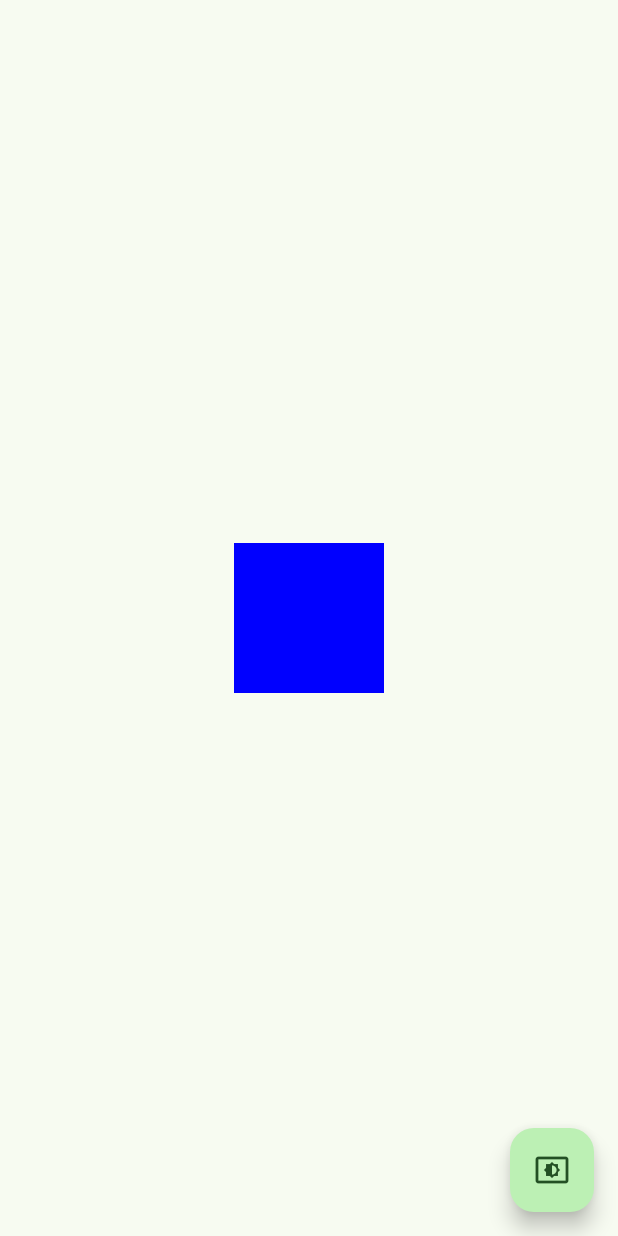
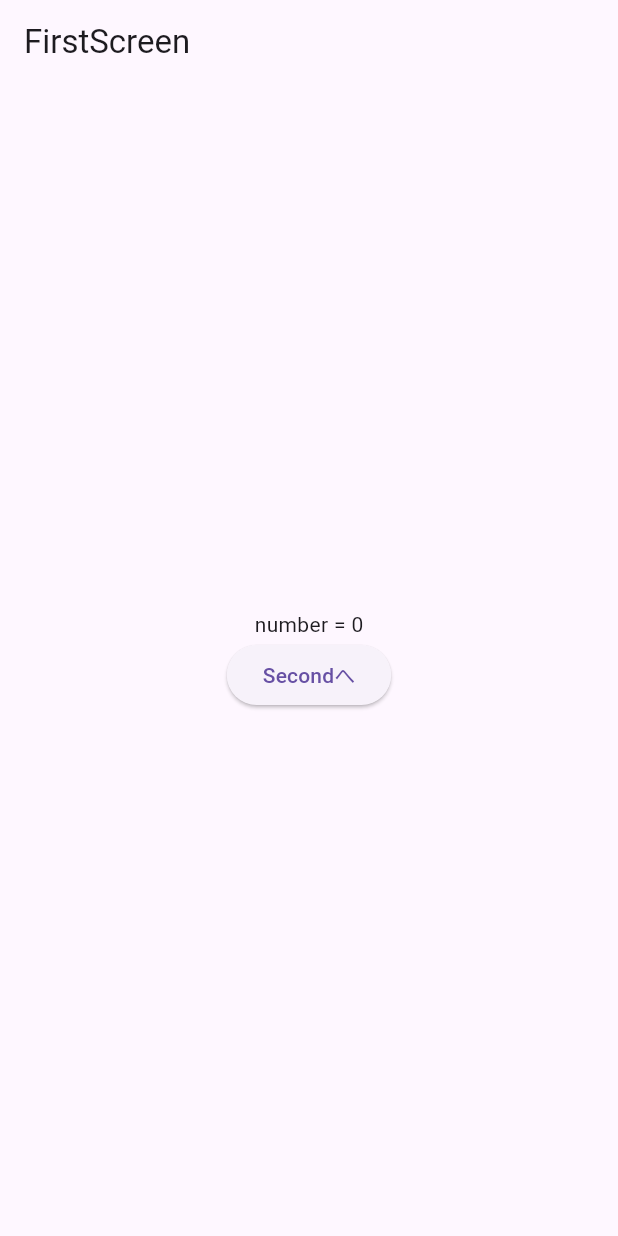
Before and after one commit to wagochan005/mobile_app_practice, a Flutter app: the screen it shows after launch, on a phone screen of 412 x 824 dp. Run offline on Flutter 3.47's test engine with Material 3 defaults, Android fonts, the phone set to English and light mode, and no system bars; our stand-ins replace flutter_svg, image_picker, vector_graphics; generated files the repository leaves out were written again.

Commit message:
practice part5 increment

```diff
--- a/template_project/lib/main.dart
+++ b/template_project/lib/main.dart
@@ -1,86 +1,169 @@
 import 'package:flutter/material.dart';
 
-class MyTheme extends ThemeExtension<MyTheme> {
-  const MyTheme({
-    required this.themeColor,
-  });
+// class MyTheme extends ThemeExtension<MyTheme> {
+//   const MyTheme({
+//     required this.themeColor,
+//   });
+//
+//   final Color? themeColor;
+//
+//   @override
+//   MyTheme copyWith({Color? themeColor}) { // 任意のフィールドを変更したコピーをインスタンス化するメソッド
+//     return MyTheme(
+//       themeColor: themeColor ?? this.themeColor,
+//     );
+//   }
+//
+//   @override
+//   MyTheme lerp(MyTheme? other, double t) { // テーマの変化を線型補完するメソッド(テーマ変更時にアニメーション処理される)
+//     if (other is! MyTheme) {
+//       return this;
+//     }
+//     return MyTheme(
+//       themeColor: Color.lerp(themeColor, other.themeColor, t),
+//     );
+//   }
+// }
 
-  final Color? themeColor;
+void main() {
+  runApp(const MaterialApp(
+    home: FirstScreen(),
+  ));
+}
+
+// アプリ起動時に表示されるFirstScreenメソッド
+class FirstScreen extends StatefulWidget {
+  const FirstScreen({super.key});
 
   @override
-  MyTheme copyWith({Color? themeColor}) { // 任意のフィールドを変更したコピーをインスタンス化するメソッド
-    return MyTheme(
-      themeColor: themeColor ?? this.themeColor,
-    );
-  }
+  State<StatefulWidget> createState() => _FirstScreenState();
+}
+
+class _FirstScreenState extends State<FirstScreen> {
+  int _number = 0;
 
   @override
-  MyTheme lerp(MyTheme? other, double t) { // テーマの変化を線型補完するメソッド(テーマ変更時にアニメーション処理される)
-    if (other is! MyTheme) {
-      return this;
-    }
-    return MyTheme(
-      themeColor: Color.lerp(themeColor, other.themeColor, t),
-    );
-  }
-}
-
-void main() {
-  runApp(const MyApp());
-}
-
-class MyApp extends StatefulWidget {
-  const MyApp({super.key});
-
-  @override
-  State<StatefulWidget> createState() => _MyAppState();
-}
-
-class _MyAppState extends State<MyApp> {
-  bool _isDarkMode = false;
-
-  void _toggleDarkMode() {
-    setState(() {
-      _isDarkMode = !_isDarkMode;
-    });
-  }
-  @override
   Widget build(BuildContext context) {
-    return MaterialApp(
-      title: 'Flutter Demo',
-      theme: ThemeData(
-        colorSchemeSeed: Colors.green,
-        extensions: const [MyTheme(themeColor: Color(0xFF0000FF))],
+    return Scaffold(
+      appBar: AppBar(
+        title: const Text('FirstScreen'),
       ),
-      darkTheme: ThemeData(
-        colorSchemeSeed: Colors.deepPurple,
-        brightness: Brightness.dark,
-        extensions: const [MyTheme(themeColor: Color(0xFFFF0000))],
-      ),
-      themeMode: _isDarkMode ? ThemeMode.dark : ThemeMode.light,
-      home: Scaffold(
-        body: const Center(
-          child: ThemedWidget(),
-        ),
-        floatingActionButton: FloatingActionButton(
-            onPressed: () {
-              _toggleDarkMode();
-            },
-          child: const Icon(Icons.settings_brightness),
+      body: Center(
+        child: Column(
+          mainAxisAlignment: MainAxisAlignment.center,
+          children: [
+            Text(
+              'number = $_number',
+            ),
+            ElevatedButton(
+                onPressed: () async {
+                  final newNumber = await Navigator.of(context).push<int>(
+                    MaterialPageRoute(
+                        builder: (_) =>  SecondScreen(number: _number),
+                    ),
+                  );
+                  setState(() {
+                    if (newNumber != null) {
+                      _number = newNumber;
+                    }
+                  });
+                },
+                child: const Text('Secondへ'),
+            ),
+          ],
         ),
       ),
     );
   }
 }
 
-class ThemedWidget extends StatelessWidget {
-  const ThemedWidget({super.key});
+// 画面遷移先として用意したSecondScreenウィジェット
+class SecondScreen extends StatelessWidget {
+  const SecondScreen({super.key, required this.number});
+
+  final int number;
 
   @override
-  Widget build(BuildContext context){
-    final themeData = Theme.of(context); // ofメソッドを使ってThemeDataクラスのインスタンスを取得する
-    final myTheme = themeData.extension<MyTheme>()!; // extensionメソッドを使ってMyThemeクラスのインスタンスを取得する
-    final color = myTheme.themeColor;
-    return Container(width: 100, height: 100, color: color);
+  Widget build(BuildContext context) {
+    return Scaffold(
+      appBar: AppBar(
+        title: const Text('IncrementScreen'),
+      ),
+      body: Center(
+        child: Column(
+          mainAxisAlignment: MainAxisAlignment.center,
+          children: [
+            ElevatedButton(
+              child: const Text('Increment'),
+              onPressed: () {
+                Navigator.of(context).pop(number + 1);
+              },
+            ),
+            ElevatedButton(
+              child: const Text('Decrement'),
+              onPressed: () {
+                Navigator.of(context).pop(number - 1);
+              },
+            ),
+          ],
+        ),
+      ),
+    );
   }
 }
+//
+// class MyApp extends StatefulWidget {
+//   const MyApp({super.key});
+//
+//   @override
+//   State<StatefulWidget> createState() => _MyAppState();
+// }
+//
+// class _MyAppState extends State<MyApp> {
+//   bool _isDarkMode = false;
+//
+//   void _toggleDarkMode() {
+//     setState(() {
+//       _isDarkMode = !_isDarkMode;
+//     });
+//   }
+//   @override
+//   Widget build(BuildContext context) {
+//     return MaterialApp(
+//       title: 'Flutter Demo',
+//       theme: ThemeData(
+//         colorSchemeSeed: Colors.green,
+//         extensions: const [MyTheme(themeColor: Color(0xFF0000FF))],
+//       ),
+//       darkTheme: ThemeData(
+//         colorSchemeSeed: Colors.deepPurple,
+//         brightness: Brightness.dark,
+//         extensions: const [MyTheme(themeColor: Color(0xFFFF0000))],
+//       ),
+//       themeMode: _isDarkMode ? ThemeMode.dark : ThemeMode.light,
+//       home: Scaffold(
+//         body: const Center(
+//           child: ThemedWidget(),
+//         ),
+//         floatingActionButton: FloatingActionButton(
+//             onPressed: () {
+//               _toggleDarkMode();
+//             },
+//           child: const Icon(Icons.settings_brightness),
+//         ),
+//       ),
+//     );
+//   }
+// }
+//
+// class ThemedWidget extends StatelessWidget {
+//   const ThemedWidget({super.key});
+//
+//   @override
+//   Widget build(BuildContext context){
+//     final themeData = Theme.of(context); // ofメソッドを使ってThemeDataクラスのインスタンスを取得する
+//     final myTheme = themeData.extension<MyTheme>()!; // extensionメソッドを使ってMyThemeクラスのインスタンスを取得する
+//     final color = myTheme.themeColor;
+//     return Container(width: 100, height: 100, color: color);
+//   }
+// }
```
